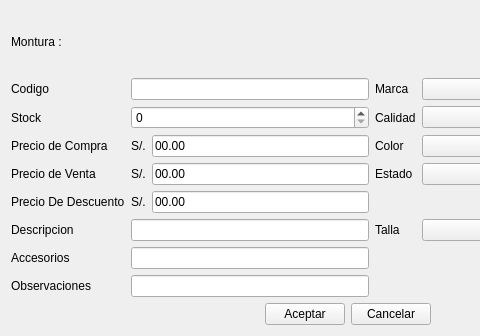
Qt form producto/ui_agregarotros.ui (rodety/optical) before a commit; both pictures show x 0 to 480 and y 0 to 336 of the 696 by 336 pixel window.
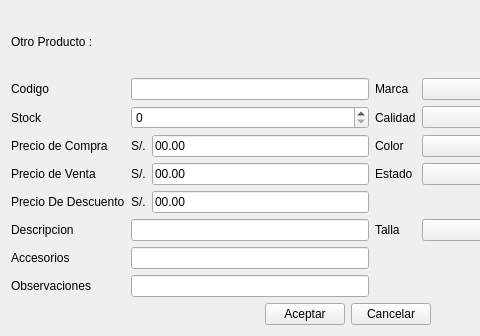
The same form after that commit. Icons and pictures are not drawn. Custom widgets are drawn as their Qt base class.

The edit to the form file:
```diff
--- a/producto/ui_agregarotros.ui
+++ b/producto/ui_agregarotros.ui
@@ -17,7 +17,7 @@
    <item row="0" column="0">
     <widget class="QLabel" name="label_tiulo">
      <property name="text">
-      <string>Montura :</string>
+      <string>Otro Producto :</string>
      </property>
     </widget>
    </item>
```
Left out of the diff: 2 changed lines with no effect on the pictures.
